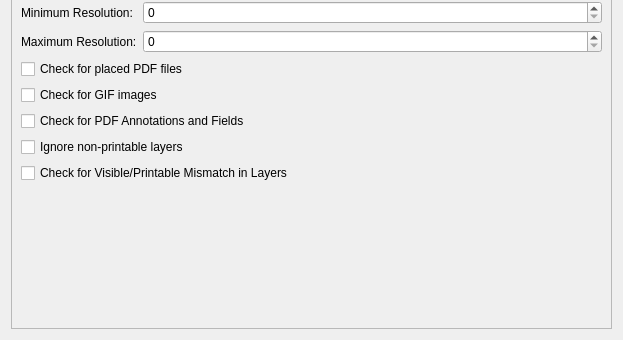
Qt form scribus/ui/prefs_preflightverifierbase.ui (scribusproject/scribus) before a commit; both pictures show x 0 to 623 and y 371 to 711 of the 623 by 711 pixel window.
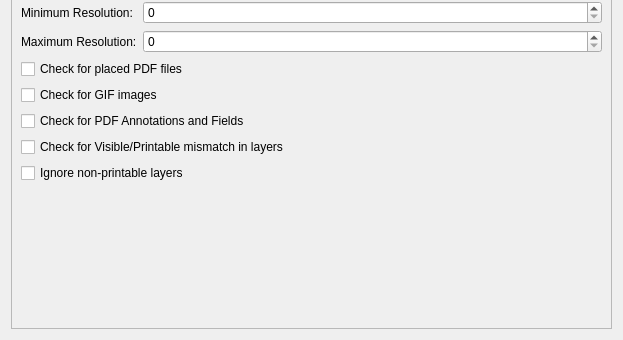
The same form after that commit.

Commit message: First work on preflight verifier new prefs pane

Patch:
```diff
--- a/scribus/ui/prefs_preflightverifierbase.ui
+++ b/scribus/ui/prefs_preflightverifierbase.ui
@@ -245,19 +245,19 @@
         </widget>
        </item>
        <item>
-        <widget class="QCheckBox" name="checkBox_12">
+        <widget class="QCheckBox" name="checkVisiblePrintableLayersCheckBox">
+         <property name="text">
+          <string>Check for Visible/Printable mismatch in layers</string>
+         </property>
+        </widget>
+       </item>
+       <item>
+        <widget class="QCheckBox" name="checkNonPrintableLayersCheckBox">
          <property name="text">
           <string>Ignore non-printable layers</string>
          </property>
         </widget>
        </item>
-       <item>
-        <widget class="QCheckBox" name="checkBox_13">
-         <property name="text">
-          <string>Check for Visible/Printable Mismatch in Layers</string>
-         </property>
-        </widget>
-       </item>
        <item>
         <spacer name="verticalSpacer_2">
          <property name="orientation">
```
Left out of the diff: 32 changed lines with no effect on the pictures. The commit also changes 5 other files.
